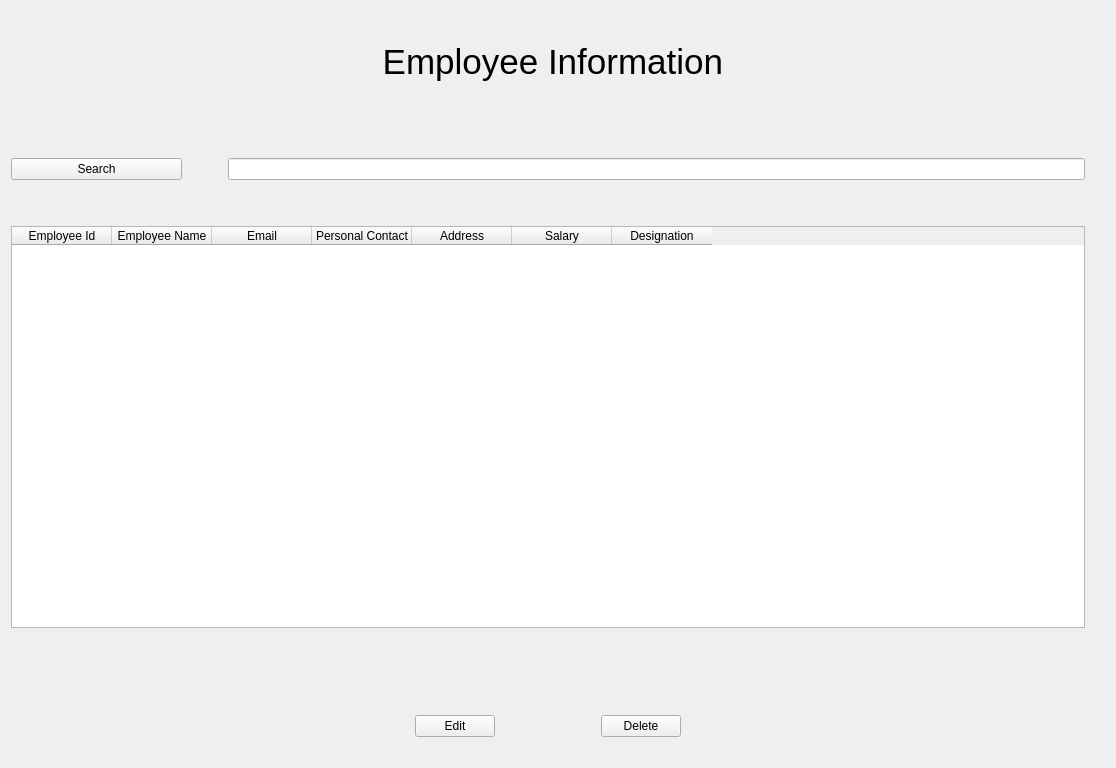
This is EmployeeUI.ui in ASNaeem/Simple-VCMS as Qt 5 draws it before an edit. The edited form follows.
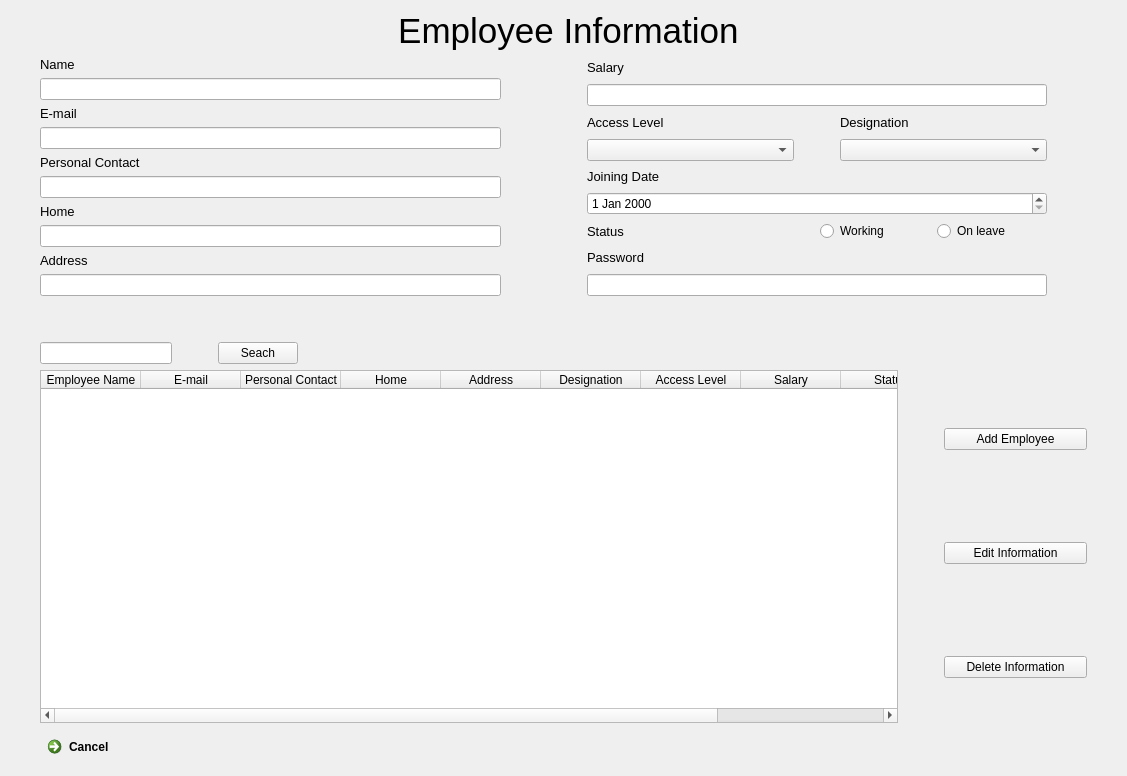
This is the edited form.

Patch:
```diff
--- a/EmployeeUI.ui
+++ b/EmployeeUI.ui
@@ -6,22 +6,22 @@
    <rect>
     <x>0</x>
     <y>0</y>
-    <width>1116</width>
-    <height>768</height>
+    <width>1127</width>
+    <height>776</height>
    </rect>
   </property>
   <property name="windowTitle">
    <string>Form</string>
   </property>
-  <layout class="QHBoxLayout" name="horizontalLayout_2">
+  <layout class="QVBoxLayout" name="verticalLayout_7">
+   <property name="leftMargin">
+    <number>40</number>
+   </property>
+   <property name="rightMargin">
+    <number>40</number>
+   </property>
    <item>
-    <layout class="QVBoxLayout" name="verticalLayout" stretch="10,0,10,0,40,8,10">
-     <property name="rightMargin">
-      <number>20</number>
-     </property>
-     <property name="bottomMargin">
-      <number>20</number>
-     </property>
+    <layout class="QVBoxLayout" name="verticalLayout">
      <item>
       <widget class="QLabel" name="label">
        <property name="font">
@@ -37,71 +37,435 @@
        </property>
       </widget>
      </item>
+    </layout>
+   </item>
+   <item>
+    <layout class="QHBoxLayout" name="horizontalLayout" stretch="30,0,30">
      <item>
-      <spacer name="verticalSpacer">
-       <property name="orientation">
-        <enum>Qt::Vertical</enum>
-       </property>
-       <property name="sizeHint" stdset="0">
-        <size>
-         <width>20</width>
-         <height>40</height>
-        </size>
-       </property>
-      </spacer>
-     </item>
-     <item>
-      <layout class="QHBoxLayout" name="horizontalLayout_4" stretch="10,0,50">
+      <layout class="QVBoxLayout" name="verticalLayout_6">
        <item>
-        <widget class="QPushButton" name="pushButton_3">
-         <property name="text">
-          <string>Search</string>
+        <layout class="QVBoxLayout" name="verticalLayout_2">
+         <property name="rightMargin">
+          <number>40</number>
          </property>
-        </widget>
-       </item>
-       <item>
-        <spacer name="horizontalSpacer_2">
-         <property name="orientation">
-          <enum>Qt::Horizontal</enum>
-         </property>
-         <property name="sizeHint" stdset="0">
-          <size>
-           <width>40</width>
-           <height>20</height>
-          </size>
-         </property>
-        </spacer>
-       </item>
-       <item>
-        <widget class="QLineEdit" name="lineEdit"/>
+         <item>
+          <layout class="QVBoxLayout" name="verticalLayout_3">
+           <property name="leftMargin">
+            <number>0</number>
+           </property>
+           <property name="rightMargin">
+            <number>0</number>
+           </property>
+           <item>
+            <widget class="QLabel" name="label_3">
+             <property name="font">
+              <font>
+               <pointsize>10</pointsize>
+              </font>
+             </property>
+             <property name="text">
+              <string>Name</string>
+             </property>
+            </widget>
+           </item>
+           <item>
+            <widget class="QLineEdit" name="lineEdit"/>
+           </item>
+          </layout>
+         </item>
+         <item>
+          <layout class="QVBoxLayout" name="verticalLayout_4">
+           <property name="leftMargin">
+            <number>0</number>
+           </property>
+           <property name="rightMargin">
+            <number>0</number>
+           </property>
+           <item>
+            <widget class="QLabel" name="label_5">
+             <property name="font">
+              <font>
+               <pointsize>10</pointsize>
+              </font>
+             </property>
+             <property name="text">
+              <string>E-mail</string>
+             </property>
+            </widget>
+           </item>
+           <item>
+            <widget class="QLineEdit" name="lineEdit_4"/>
+           </item>
+          </layout>
+         </item>
+         <item>
+          <layout class="QVBoxLayout" name="verticalLayout_5">
+           <property name="leftMargin">
+            <number>0</number>
+           </property>
+           <property name="rightMargin">
+            <number>0</number>
+           </property>
+           <item>
+            <widget class="QLabel" name="label_6">
+             <property name="font">
+              <font>
+               <pointsize>10</pointsize>
+              </font>
+             </property>
+             <property name="text">
+              <string>Personal Contact</string>
+             </property>
+            </widget>
+           </item>
+           <item>
+            <widget class="QLineEdit" name="lineEdit_3"/>
+           </item>
+          </layout>
+         </item>
+         <item>
+          <layout class="QVBoxLayout" name="verticalLayout_17">
+           <item>
+            <widget class="QLabel" name="label_12">
+             <property name="font">
+              <font>
+               <pointsize>10</pointsize>
+              </font>
+             </property>
+             <property name="text">
+              <string>Home</string>
+             </property>
+            </widget>
+           </item>
+           <item>
+            <widget class="QLineEdit" name="lineEdit_6"/>
+           </item>
+          </layout>
+         </item>
+         <item>
+          <layout class="QVBoxLayout" name="verticalLayout_8">
+           <property name="leftMargin">
+            <number>0</number>
+           </property>
+           <property name="rightMargin">
+            <number>0</number>
+           </property>
+           <item>
+            <widget class="QLabel" name="label_4">
+             <property name="font">
+              <font>
+               <pointsize>10</pointsize>
+              </font>
+             </property>
+             <property name="text">
+              <string>Address</string>
+             </property>
+            </widget>
+           </item>
+           <item>
+            <widget class="QLineEdit" name="lineEdit_2"/>
+           </item>
+          </layout>
+         </item>
+        </layout>
        </item>
       </layout>
      </item>
      <item>
-      <spacer name="verticalSpacer_2">
+      <spacer name="horizontalSpacer_2">
        <property name="orientation">
-        <enum>Qt::Vertical</enum>
+        <enum>Qt::Horizontal</enum>
        </property>
        <property name="sizeType">
-        <enum>QSizePolicy::Preferred</enum>
+        <enum>QSizePolicy::Minimum</enum>
        </property>
        <property name="sizeHint" stdset="0">
         <size>
-         <width>20</width>
-         <height>40</height>
+         <width>40</width>
+         <height>20</height>
         </size>
        </property>
       </spacer>
      </item>
      <item>
-      <layout class="QHBoxLayout" name="horizontalLayout">
+      <layout class="QVBoxLayout" name="verticalLayout_10">
+       <property name="leftMargin">
+        <number>0</number>
+       </property>
+       <property name="rightMargin">
+        <number>40</number>
+       </property>
        <item>
-        <widget class="QTableWidget" name="tableWidget_2">
-         <column>
-          <property name="text">
-           <string>Employee Id</string>
-          </property>
-         </column>
+        <layout class="QVBoxLayout" name="verticalLayout_13">
+         <property name="leftMargin">
+          <number>0</number>
+         </property>
+         <property name="rightMargin">
+          <number>0</number>
+         </property>
+         <item>
+          <widget class="QLabel" name="label_11">
+           <property name="font">
+            <font>
+             <pointsize>10</pointsize>
+            </font>
+           </property>
+           <property name="text">
+            <string>Salary</string>
+           </property>
+          </widget>
+         </item>
+         <item>
+          <widget class="QLineEdit" name="lineEdit_7"/>
+         </item>
+        </layout>
+       </item>
+       <item>
+        <layout class="QHBoxLayout" name="horizontalLayout_6" stretch="40,0,40">
+         <item>
+          <layout class="QVBoxLayout" name="verticalLayout_14">
+           <item>
+            <widget class="QLabel" name="label_10">
+             <property name="font">
+              <font>
+               <pointsize>10</pointsize>
+              </font>
+             </property>
+             <property name="text">
+              <string>Access Level</string>
+             </property>
+            </widget>
+           </item>
+           <item>
+            <widget class="QComboBox" name="comboBox_2">
+             <item>
+              <property name="text">
+               <string/>
+              </property>
+             </item>
+             <item>
+              <property name="text">
+               <string>1</string>
+              </property>
+             </item>
+             <item>
+              <property name="text">
+               <string>2</string>
+              </property>
+             </item>
+             <item>
+              <property name="text">
+               <string>3</string>
+              </property>
+             </item>
+             <item>
+              <property name="text">
+               <string>4</string>
+              </property>
+             </item>
+            </widget>
+           </item>
+          </layout>
+         </item>
+         <item>
+          <spacer name="horizontalSpacer_4">
+           <property name="orientation">
+            <enum>Qt::Horizontal</enum>
+           </property>
+           <property name="sizeType">
+            <enum>QSizePolicy::Minimum</enum>
+           </property>
+           <property name="sizeHint" stdset="0">
+            <size>
+             <width>40</width>
+             <height>20</height>
+            </size>
+           </property>
+          </spacer>
+         </item>
+         <item>
+          <layout class="QVBoxLayout" name="verticalLayout_15">
+           <item>
+            <widget class="QLabel" name="label_9">
+             <property name="font">
+              <font>
+               <pointsize>10</pointsize>
+              </font>
+             </property>
+             <property name="text">
+              <string>Designation</string>
+             </property>
+            </widget>
+           </item>
+           <item>
+            <widget class="QComboBox" name="comboBox">
+             <item>
+              <property name="text">
+               <string/>
+              </property>
+             </item>
+             <item>
+              <property name="text">
+               <string>General</string>
+              </property>
+             </item>
+             <item>
+              <property name="text">
+               <string>Receiptionist</string>
+              </property>
+             </item>
+             <item>
+              <property name="text">
+               <string>Accountant</string>
+              </property>
+             </item>
+             <item>
+              <property name="text">
+               <string>Manager</string>
+              </property>
+             </item>
+             <item>
+              <property name="text">
+               <string>Vet</string>
+              </property>
+             </item>
+            </widget>
+           </item>
+          </layout>
+         </item>
+        </layout>
+       </item>
+       <item>
+        <layout class="QVBoxLayout" name="verticalLayout_12">
+         <item>
+          <widget class="QLabel" name="label_8">
+           <property name="font">
+            <font>
+             <pointsize>10</pointsize>
+            </font>
+           </property>
+           <property name="text">
+            <string>Joining Date</string>
+           </property>
+          </widget>
+         </item>
+         <item>
+          <widget class="QDateEdit" name="dateEdit"/>
+         </item>
+        </layout>
+       </item>
+       <item>
+        <layout class="QHBoxLayout" name="horizontalLayout_5">
+         <item>
+          <widget class="QLabel" name="label_7">
+           <property name="font">
+            <font>
+             <pointsize>10</pointsize>
+            </font>
+           </property>
+           <property name="text">
+            <string>Status</string>
+           </property>
+          </widget>
+         </item>
+         <item>
+          <layout class="QHBoxLayout" name="horizontalLayout_4">
+           <item>
+            <widget class="QRadioButton" name="radioButton_2">
+             <property name="text">
+              <string>Working</string>
+             </property>
+            </widget>
+           </item>
+           <item>
+            <widget class="QRadioButton" name="radioButton">
+             <property name="text">
+              <string>On leave</string>
+             </property>
+            </widget>
+           </item>
+          </layout>
+         </item>
+        </layout>
+       </item>
+       <item>
+        <layout class="QVBoxLayout" name="verticalLayout_11">
+         <item>
+          <widget class="QLabel" name="label_2">
+           <property name="font">
+            <font>
+             <pointsize>10</pointsize>
+            </font>
+           </property>
+           <property name="text">
+            <string>Password</string>
+           </property>
+          </widget>
+         </item>
+         <item>
+          <widget class="QLineEdit" name="lineEdit_5"/>
+         </item>
+        </layout>
+       </item>
+      </layout>
+     </item>
+    </layout>
+   </item>
+   <item>
+    <spacer name="verticalSpacer">
+     <property name="orientation">
+      <enum>Qt::Vertical</enum>
+     </property>
+     <property name="sizeType">
+      <enum>QSizePolicy::Minimum</enum>
+     </property>
+     <property name="sizeHint" stdset="0">
+      <size>
+       <width>20</width>
+       <height>40</height>
+      </size>
+     </property>
+    </spacer>
+   </item>
+   <item>
+    <layout class="QHBoxLayout" name="horizontalLayout_3" stretch="30,0,5">
+     <item>
+      <layout class="QVBoxLayout" name="verticalLayout_9">
+       <item>
+        <layout class="QHBoxLayout" name="horizontalLayout_2" stretch="20,0,0">
+         <property name="rightMargin">
+          <number>600</number>
+         </property>
+         <item>
+          <widget class="QLineEdit" name="lineEdit_8"/>
+         </item>
+         <item>
+          <spacer name="horizontalSpacer">
+           <property name="orientation">
+            <enum>Qt::Horizontal</enum>
+           </property>
+           <property name="sizeType">
+            <enum>QSizePolicy::Minimum</enum>
+           </property>
+           <property name="sizeHint" stdset="0">
+            <size>
+             <width>40</width>
+             <height>20</height>
+            </size>
+           </property>
+          </spacer>
+         </item>
+         <item>
+          <widget class="QPushButton" name="pushButton">
+           <property name="text">
+            <string>Seach</string>
+           </property>
+          </widget>
+         </item>
+        </layout>
+       </item>
+       <item>
+        <widget class="QTableWidget" name="tableWidget">
          <column>
           <property name="text">
            <string>Employee Name</string>
@@ -109,7 +473,7 @@
          </column>
          <column>
           <property name="text">
-           <string>Email</string>
+           <string>E-mail</string>
           </property>
          </column>
          <column>
@@ -117,93 +481,88 @@
            <string>Personal Contact</string>
           </property>
          </column>
+         <column>
+          <property name="text">
+           <string>Home</string>
+          </property>
+         </column>
          <column>
           <property name="text">
            <string>Address</string>
           </property>
          </column>
-         <column>
-          <property name="text">
-           <string>Salary</string>
-          </property>
-         </column>
          <column>
           <property name="text">
            <string>Designation</string>
           </property>
          </column>
+         <column>
+          <property name="text">
+           <string>Access Level</string>
+          </property>
+         </column>
+         <column>
+          <property name="text">
+           <string>Salary</string>
+          </property>
+         </column>
+         <column>
+          <property name="text">
+           <string>Status</string>
+          </property>
+         </column>
+         <column>
+          <property name="text">
+           <string>Joining Date</string>
+          </property>
+         </column>
+        </widget>
+       </item>
+       <item>
+        <widget class="QCommandLinkButton" name="commandLinkButton">
+         <property name="text">
+          <string>Cancel</string>
+         </property>
         </widget>
        </item>
       </layout>
      </item>
      <item>
-      <spacer name="verticalSpacer_4">
+      <spacer name="horizontalSpacer_3">
        <property name="orientation">
-        <enum>Qt::Vertical</enum>
+        <enum>Qt::Horizontal</enum>
        </property>
        <property name="sizeHint" stdset="0">
         <size>
-         <width>20</width>
-         <height>40</height>
+         <width>40</width>
+         <height>20</height>
         </size>
        </property>
       </spacer>
      </item>
      <item>
-      <layout class="QHBoxLayout" name="horizontalLayout_3" stretch="40,5,10,5,40">
+      <layout class="QVBoxLayout" name="verticalLayout_16">
        <item>
-        <spacer name="horizontalSpacer_3">
-         <property name="orientation">
-          <enum>Qt::Horizontal</enum>
+        <widget class="QPushButton" name="pushButton_4">
+         <property name="text">
+          <string>Add Employee</string>
          </property>
-         <property name="sizeHint" stdset="0">
-          <size>
-           <width>40</width>
-           <height>20</height>
-          </size>
+        </widget>
+       </item>
+       <item>
+        <widget class="QPushButton" name="pushButton_3">
+         <property name="text">
+          <string>Edit Information</string>
          </property>
-        </spacer>
+        </widget>
        </item>
        <item>
         <widget class="QPushButton" name="pushButton_2">
          <property name="text">
-          <string>Edit</string>
+          <string>Delete Information</string>
          </property>
         </widget>
        </item>
-       <item>
-        <spacer name="horizontalSpacer">
-         <property name="orientation">
-          <enum>Qt::Horizontal</enum>
-         </property>
-         <property name="sizeHint" stdset="0">
-          <size>
-           <width>40</width>
-           <height>20</height>
-          </size>
-         </property>
-        </spacer>
-       </item>
-       <item>
-        <widget class="QPushButton" name="pushButton">
-         <property name="text">
-          <string>Delete</string>
-         </property>
-        </widget>
-       </item>
-       <item>
-        <spacer name="horizontalSpacer_4">
-         <property name="orientation">
-          <enum>Qt::Horizontal</enum>
-         </property>
-         <property name="sizeHint" stdset="0">
-          <size>
-           <width>40</width>
-           <height>20</height>
-          </size>
-         </property>
-        </spacer>
-       </item>
       </layout>
      </item>
     </layout>
```
